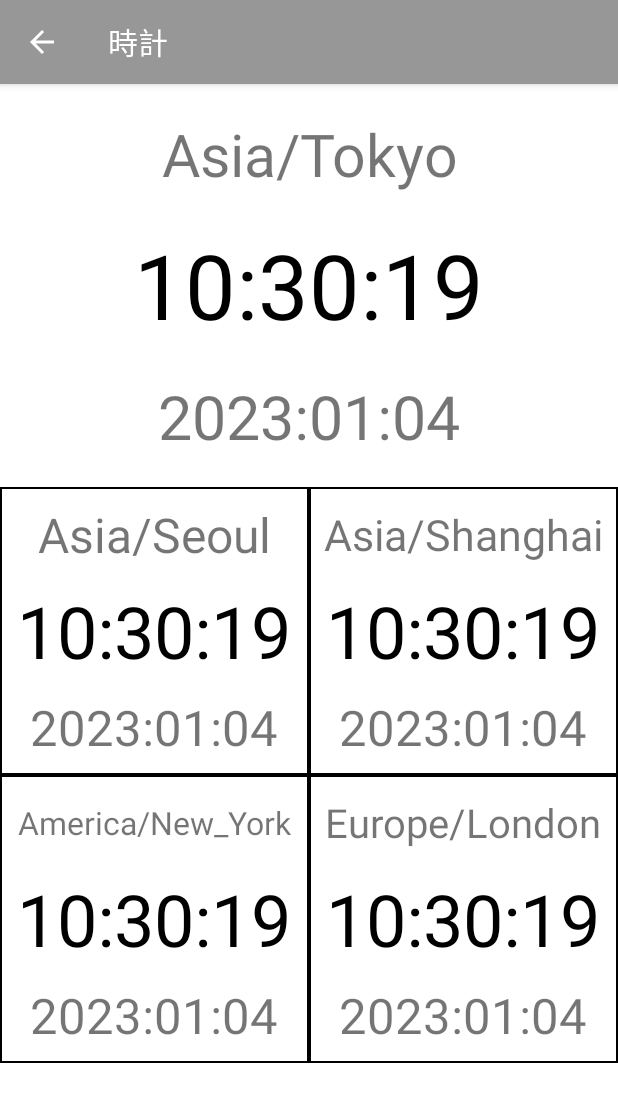
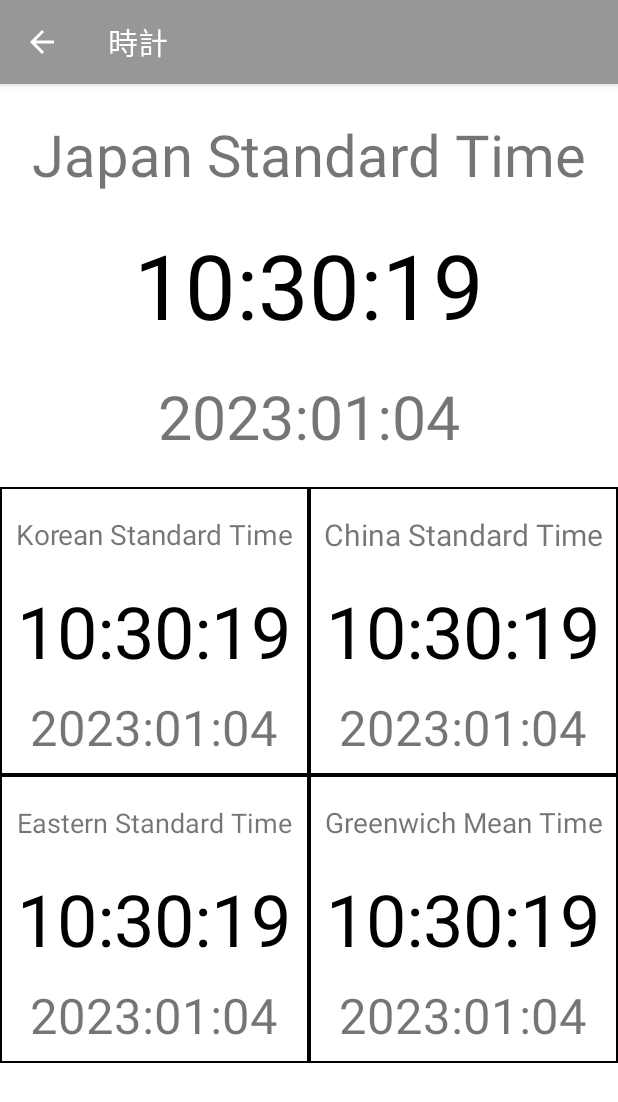
Before and after one commit to Akito626/ToolBox, an Android app: the ClockActivity screen opened directly, with no data from a screen before it, on a phone screen of 412 x 824 dp. Shown: the top 1102 px of the screen. Run offline under Robolectric (Android 15) with nearby library versions, the phone set to English and light mode, and no system bars; 1 statement that could not run was skipped.

Commit message:
検索機能を削除し、正常にタイムゾーンを切り替えられるようにしました

```diff
--- a/app/src/main/java/com/alha_app/toolbox/ClockActivity.java
+++ b/app/src/main/java/com/alha_app/toolbox/ClockActivity.java
@@ -35,6 +35,7 @@ import java.time.ZonedDateTime;
 import java.time.format.DateTimeFormatter;
 import java.util.ArrayList;
 import java.util.Objects;
+import java.util.TimeZone;
 import java.util.Timer;
 import java.util.TimerTask;
 
@@ -46,7 +47,9 @@ public class ClockActivity extends AppCompatActivity {
     private Timer timer;
 
     private final String mFileName = "MyTimeZone.txt";
+    private final String [] defaultZone = {"Asia/Tokyo", "Asia/Seoul", "Asia/Shanghai", "America/New_York", "Europe/London"};
     private String [] myTimeZones = {"Asia/Tokyo", "Asia/Seoul", "Asia/Shanghai", "America/New_York", "Europe/London"};
+    private String [] timeZoneNames = new String[5];
 
     private int id;
 
@@ -98,7 +101,6 @@ public class ClockActivity extends AppCompatActivity {
                 LinearLayout layout = (LinearLayout) v;
                 id = layout.getId();
 
-
                 Intent intent = new Intent(getApplication(), ClockMenuActivity.class);
                 intent.putExtra("ID", id);
                 startActivity(intent);
@@ -111,6 +113,7 @@ public class ClockActivity extends AppCompatActivity {
             clocklayouts[i].setOnTouchListener(clocktouchListener);
         }
 
+        resetZone();
         createTimer();
     }
 
@@ -163,14 +166,14 @@ public class ClockActivity extends AppCompatActivity {
                 DateTimeFormatter timeformatter = DateTimeFormatter.ofPattern("HH:mm:ss");
 
                 for(int i = 0; i < 5; i++) {
-                    ZonedDateTime time = ZonedDateTime.now(ZoneId.of("Asia/Tokyo"));
-                    countryViews[i].setText(myTimeZones[i]);
+                    ZonedDateTime time = ZonedDateTime.now(ZoneId.of(myTimeZones[i]));
+                    countryViews[i].setText(timeZoneNames[i]);
                     clockViews[i].setText(time.format(timeformatter));
                     dateViews[i].setText(time.format(dateformatter));
                 }
             }
         };
-        timer.schedule(timerTask, 0, 1000);
+        timer.schedule(timerTask, 0, 100);
     }
 
     public void saveTimeZone(){
@@ -182,6 +185,7 @@ public class ClockActivity extends AppCompatActivity {
             writer = new PrintWriter(new OutputStreamWriter(out,"UTF-8"));
             // タイトル書き込み
             for(int i = 0; i < 5; i++) {
+                writer.println(timeZoneNames[i]);
                 writer.println(myTimeZones[i]);
             }
             writer.close();
@@ -218,6 +222,8 @@ public class ClockActivity extends AppCompatActivity {
                 String str;
                 for (int i = 0; i < 5; i++) {
                     if ((str = reader.readLine()) == null) break;
+                    timeZoneNames[i] = str;
+                    if ((str = reader.readLine()) == null) break;
                     myTimeZones[i] = str;
                 }
 
@@ -229,10 +235,10 @@ public class ClockActivity extends AppCompatActivity {
         }
     }
     public void resetZone(){
-        myTimeZones[0] = "Asia/Tokyo";
-        myTimeZones[1] = "Asia/Seoul";
-        myTimeZones[2] = "Asia/Shanghai";
-        myTimeZones[3] = "America/New_York";
-        myTimeZones[4] = "Europe/London";
+        for(int i = 0; i < 5; i++) {
+            TimeZone tz = TimeZone.getTimeZone(defaultZone[i]);
+            timeZoneNames[i] = tz.getDisplayName();
+            myTimeZones[i] = tz.getID();
+        }
     }
 }
--- a/app/src/main/res/layout/activity_clockzonelist.xml
+++ b/app/src/main/res/layout/activity_clockzonelist.xml
@@ -7,6 +7,7 @@
     android:layout_height="match_parent"
     tools:context=".MainActivity">
 
+    <!--
     <SearchView
         android:id="@+id/search"
         android:layout_width="0dp"
@@ -14,6 +15,7 @@
         app:layout_constraintEnd_toEndOf="parent"
         app:layout_constraintStart_toStartOf="parent"
         app:layout_constraintTop_toTopOf="parent" />
+        -->
 
     <ListView
         android:id="@+id/timezonelist"
@@ -22,6 +24,6 @@
         app:layout_constraintBottom_toBottomOf="parent"
         app:layout_constraintLeft_toLeftOf="parent"
         app:layout_constraintRight_toRightOf="parent"
-        app:layout_constraintTop_toBottomOf="@id/search" />
+        app:layout_constraintTop_toTopOf="parent" />
 
 </androidx.constraintlayout.widget.ConstraintLayout>
```
Also changed, not shown: app/src/main/java/com/alha_app/toolbox/ClockMenuActivity.java (+10 -6 lines).
